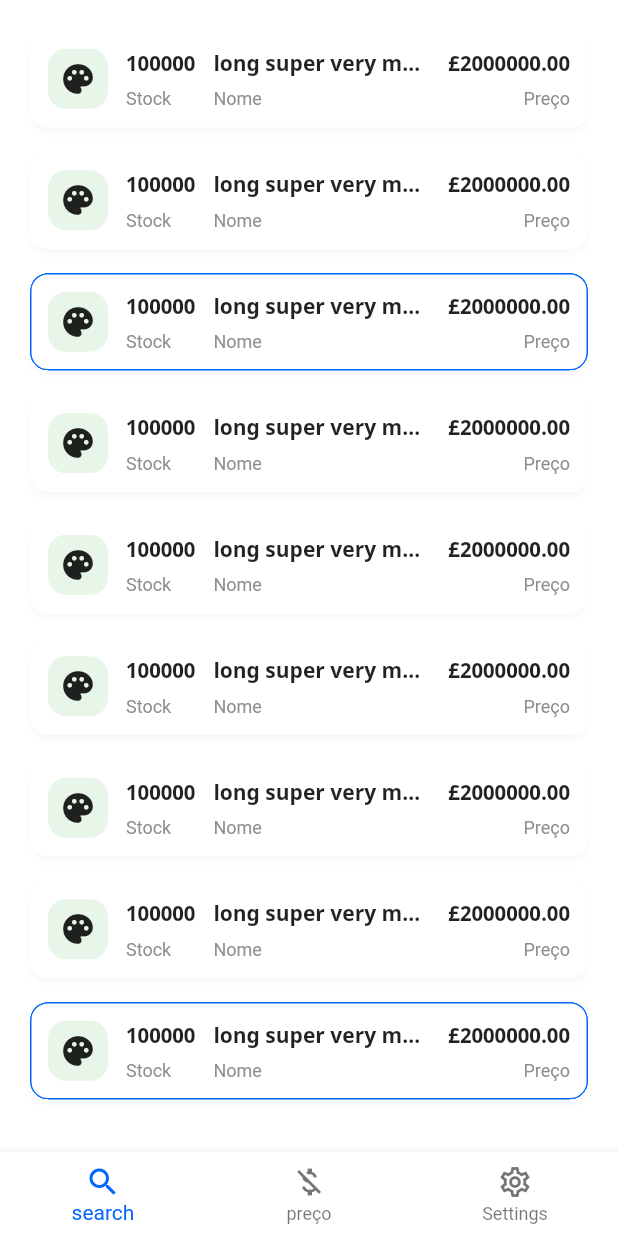
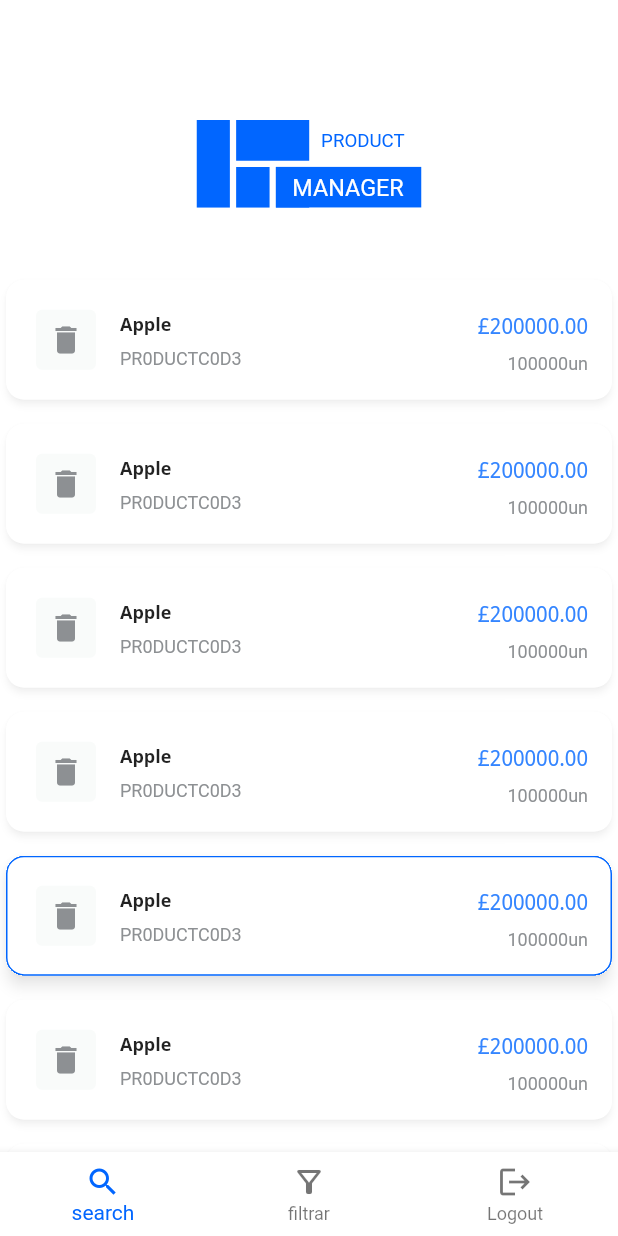
Before and after one commit to Trindade7/product-manager, a Flutter app: the WidgetPreviewPage screen opened directly, on a phone screen of 412 x 824 dp. Run offline on Flutter 3.47's test engine with Material 2 defaults, Android fonts, the phone set to English and light mode, and no system bars; our stand-ins replace bloc, equatable, flutter_bloc, flutter_svg, formz.

Commit message:
add: visual exploration 2

```diff
--- a/lib/ui/views/widget_preview_page/widget_preview_page.dart
+++ b/lib/ui/views/widget_preview_page/widget_preview_page.dart
@@ -1,5 +1,6 @@
 import 'package:flutter/material.dart';
 import 'package:flutter/rendering.dart';
+import 'package:flutter_svg/flutter_svg.dart';
 import 'package:product_manager/ui/styles.dart';
 import 'package:product_manager/ui/theme.dart';
 import 'package:product_manager/ui/views/dumb_widgets/separator_box.dart';
@@ -8,8 +9,9 @@ import 'package:provider/provider.dart';
 class WidgetPreviewPage extends StatelessWidget {
   @override
   Widget build(BuildContext context) {
-    return Container(
-      child: Scaffold(
+    AppTheme theme = context.watch();
+    const bannerIcon = 'assets/images/project_manager_icon_p.svg';
+    return Scaffold(
       bottomNavigationBar: BottomNavigationBar(
         backgroundColor: Colors.white,
         elevation: 5,
@@ -19,46 +21,49 @@ class WidgetPreviewPage extends StatelessWidget {
             label: 'search',
           ),
           BottomNavigationBarItem(
-              icon: Icon(Icons.money_off_csred_sharp),
-              label: 'preço',
+            icon: Icon(Icons.filter_alt_outlined),
+            label: 'filtrar',
           ),
           BottomNavigationBarItem(
-              icon: Icon(Icons.settings_outlined),
-              label: 'Settings',
+            icon: Icon(Icons.logout),
+            label: 'Logout',
           ),
         ],
       ),
-        body: Center(
-          child: Padding(
-            padding: const EdgeInsets.all(Insets.md),
-            child: SingleChildScrollView(
+      body: SingleChildScrollView(
         child: Column(
           // mainAxisAlignment: MainAxisAlignment.center,
           children: [
-                  ProductTileMd(),
-                  ProductTileMd(),
-                  ProductTileMd(selected: true),
-                  ProductTileMd(),
-                  ProductTileMd(),
-                  ProductTileMd(),
-                  ProductTileMd(),
-                  ProductTileMd(),
-                  ProductTileMd(selected: true),
-                  ProductTileMd(),
-                  ProductTileMd(),
-                  ProductTileMd(selected: true),
+            Container(
+              child: SvgPicture.asset(
+                bannerIcon,
+                width: 150,
+              ),
+              padding: EdgeInsets.fromLTRB(
+                Insets.lg,
+                2 * Insets.offset,
+                Insets.lg,
+                Insets.offset,
+              ),
+              color: theme.surface1,
+              width: double.infinity,
+            ),
+            ProductTileSm(),
+            ProductTileSm(),
+            ProductTileSm(),
+            ProductTileSm(),
+            ProductTileSm(selected: true),
+            ProductTileSm(),
+            ProductTileSm(),
           ],
-              ),
-            ),
-          ),
         ),
       ),
     );
   }
 }
 
-class ProductTileMd extends StatelessWidget {
-  ProductTileMd({Key? key, this.selected = false}) : super(key: key);
+class ProductTileSm extends StatelessWidget {
+  ProductTileSm({Key? key, this.selected = false}) : super(key: key);
   final selected;
 
   @override
@@ -72,35 +77,24 @@ class ProductTileMd extends StatelessWidget {
         ),
       ),
       clipBehavior: Clip.hardEdge,
-      margin: EdgeInsets.all(Insets.sm),
+      margin: EdgeInsets.symmetric(
+        horizontal: Insets.sm * 0.5,
+        vertical: Insets.sm,
+      ),
       semanticContainer: true,
-      elevation: 2,
-      shadowColor: Colors.black12,
+      elevation: selected ? 4 : 2,
+      shadowColor: selected ? Colors.black45 : Colors.black26,
       child: Padding(
-        padding: const EdgeInsets.all(Insets.md),
-        child: Row(
+        padding: const EdgeInsets.all(Insets.lg),
+        child: Column(
+          mainAxisAlignment: MainAxisAlignment.start,
+          crossAxisAlignment: CrossAxisAlignment.start,
+          children: [
+            Row(
               crossAxisAlignment: CrossAxisAlignment.center,
               children: [
                 // Imagem do producto
-            ProductIcon(),
-            SeparatorBox.medium(),
-            //Stock do producto
-            Column(
-              crossAxisAlignment: CrossAxisAlignment.start,
-              children: [
-                Text(
-                  '100000',
-                  style: TextStyles.title2,
-                ),
-                SeparatorBox.small(),
-                Text(
-                  'Stock',
-                  style: Theme.of(context).textTheme.caption?.copyWith(
-                        color: theme.grey,
-                      ),
-                ),
-              ],
-            ),
+                DeleteProductBtn(selected: selected),
                 SeparatorBox.medium(),
                 // Nome  do producto
                 Expanded(
@@ -109,13 +103,13 @@ class ProductTileMd extends StatelessWidget {
                     crossAxisAlignment: CrossAxisAlignment.start,
                     children: [
                       Text(
-                    'long super very much so name',
+                        'Apple',
                         overflow: TextOverflow.ellipsis,
-                    style: TextStyles.title2,
+                        style: TextStyles.body3,
                       ),
                       SeparatorBox.small(),
                       Text(
-                    'Nome',
+                        'PR0DUCTC0D3',
                         style: Theme.of(context).textTheme.caption?.copyWith(
                               color: theme.grey,
                             ),
@@ -123,18 +117,19 @@ class ProductTileMd extends StatelessWidget {
                     ],
                   ),
                 ),
-            Expanded(child: SizedBox()),
+                SeparatorBox.medium(),
                 // Preço do producto
                 Column(
                   crossAxisAlignment: CrossAxisAlignment.end,
                   children: [
                     Text(
-                  '£2000000.00',
-                  style: TextStyles.title2,
+                      '£200000.00',
+                      style: TextStyles.body1
+                          .copyWith(color: theme.shift(theme.accent1, 0.1)),
                     ),
                     SeparatorBox.small(),
                     Text(
-                  'Preço',
+                      '100000un',
                       style: Theme.of(context).textTheme.caption?.copyWith(
                             color: theme.grey,
                           ),
@@ -143,45 +138,60 @@ class ProductTileMd extends StatelessWidget {
                 )
               ],
             ),
+          ],
+        ),
       ),
     );
   }
 }
 
-class ProductIcon extends StatelessWidget {
-  const ProductIcon({
-    Key? key,
-  }) : super(key: key);
+class DeleteProductBtn extends StatelessWidget {
+  final bool selected;
+  final Function? onPressedCallback;
+  final IconSizes iconSize;
+  final Insets padding;
+
+  const DeleteProductBtn({
+    this.onPressedCallback,
+    this.selected = false, this.iconSize = IconSizes.md, this.padding = ,
+  });
 
   @override
   Widget build(BuildContext context) {
-    return Container(
-      padding: EdgeInsets.all(Insets.sm),
-      decoration: BoxDecoration(
-        // color: Color(0xffF7F7F7),
-        color: Colors.green[50],
-        // color: Colors.red[100],
-        borderRadius: Corners.lgBorder,
+    AppTheme theme = context.watch();
+    return TextButton(
+      onPressed: (onPressedCallback != null) ? () => onPressedCallback : null,
+      child: Icon(
+        Icons.delete,
+        color: theme.grey,
       ),
-      child: Icon(Icons.palette),
+      style: TextButton.styleFrom(
+        backgroundColor: theme.greyWeak,
+        padding: const EdgeInsets.all(Insets.sm),
+        minimumSize: const Size(IconSizes.md, IconSizes.md),
+      ),
     );
   }
 }
 
-class ProductCheckBox extends StatelessWidget {
-  const ProductCheckBox({
-    Key? key,
-  }) : super(key: key);
+class DeleteProductBtn0 extends StatelessWidget {
+  final bool selected;
+
+  const DeleteProductBtn0({this.selected = false});
 
   @override
   Widget build(BuildContext context) {
-    return Checkbox(
-      value: true,
-      overlayColor: MaterialStateProperty.all<Color>(Colors.red),
-      fillColor: MaterialStateProperty.all<Color>(Colors.red),
-      hoverColor: Colors.red,
-      materialTapTargetSize: MaterialTapTargetSize.padded,
-      onChanged: (val) => !false,
+    AppTheme theme = context.watch();
+    return Container(
+      padding: EdgeInsets.all(Insets.sm),
+      decoration: BoxDecoration(
+        color: selected ? Colors.red[50] : Colors.blueGrey[50],
+        borderRadius: Corners.lgBorder,
+      ),
+      child: Icon(
+        Icons.delete,
+        color: theme.grey,
+      ),
     );
   }
 }
```
Lines whose indentation alone changed are shown as unchanged.
